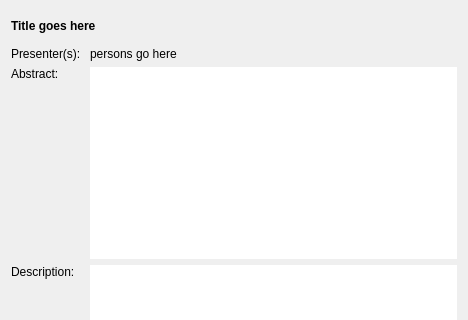
Old version of the form src/gui/eventdialog.ui in the repository edulix/confclerk; both pictures show x 0 to 468 and y 0 to 320 of the 468 by 496 pixel window.
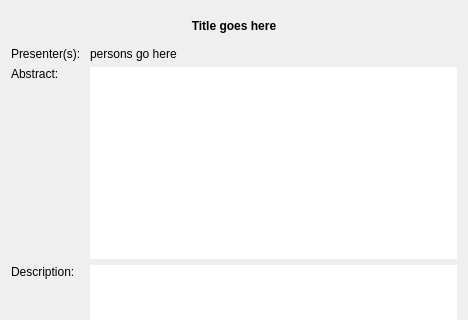
New version of the form.

Commit message: event dialog - details about the Event is displayed in FullScreen mode

```diff
--- a/src/gui/eventdialog.ui
+++ b/src/gui/eventdialog.ui
@@ -41,6 +41,9 @@
        <property name="text" >
         <string>Title goes here</string>
        </property>
+       <property name="alignment" >
+        <set>Qt::AlignCenter</set>
+       </property>
        <property name="wordWrap" >
         <bool>true</bool>
        </property>
```
The commit also changes 1 other file.
